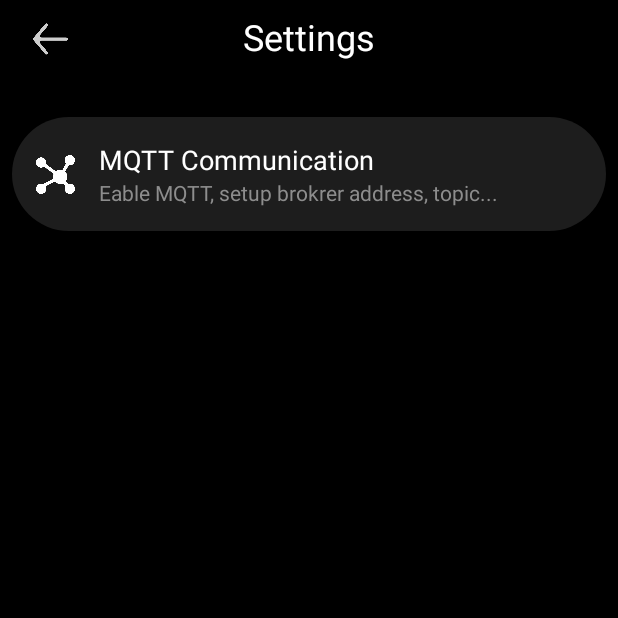
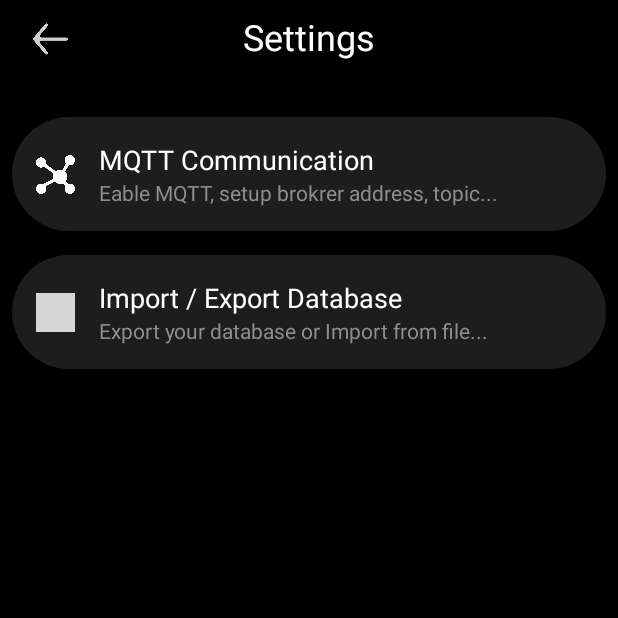
Before and after one commit to jakobkreft/LabLog, an Android app: the SettingsActivity screen opened directly, with no data from a screen before it, on a phone screen of 412 x 824 dp, the top half of it. Run offline under Robolectric (Android 15) with nearby library versions, the phone set to English and light mode, and no system bars; grey boxes are pictures that could not be loaded.

Commit message:
Import Export funcionality

```diff
--- a/app/src/main/java/si/uni_lj/fe/lablog/SettingsActivity.java
+++ b/app/src/main/java/si/uni_lj/fe/lablog/SettingsActivity.java
@@ -34,5 +34,12 @@ public class SettingsActivity extends AppCompatActivity {
             startActivity(intent);
         });
 
+        View ImportExportLayout = findViewById(R.id.ImportExportLayout);
+        ImportExportLayout.setOnClickListener(v -> {
+            Intent intent = new Intent(SettingsActivity.this, ImportExportSettingsActivity.class);
+            startActivity(intent);
+        });
+
+
     }
 }
--- a/app/src/main/res/layout/activity_new_key.xml
+++ b/app/src/main/res/layout/activity_new_key.xml
@@ -64,6 +64,8 @@
             android:layout_width="match_parent"
             android:layout_height="match_parent"
             android:hint="@string/key_name_hint"
+            android:paddingHorizontal="8dp"
+            app:boxBackgroundColor="#4A8C8C8C"
             app:boxBackgroundMode="outline"
             app:boxCornerRadiusBottomEnd="30dp"
             app:boxCornerRadiusBottomStart="30dp"
@@ -100,7 +102,8 @@
             android:id="@+id/spinner"
             android:layout_width="match_parent"
             android:layout_height="50dp"
-            android:entries="@array/key_type_options" />
+            android:entries="@array/key_type_options"
+            android:paddingHorizontal="8dp" />
 
     </LinearLayout>
 
--- a/app/src/main/res/layout/activity_settings.xml
+++ b/app/src/main/res/layout/activity_settings.xml
@@ -74,6 +74,55 @@
                 app:layout_constraintTop_toBottomOf="@+id/textView2" />
         </androidx.constraintlayout.widget.ConstraintLayout>
 
+
+
+        <androidx.constraintlayout.widget.ConstraintLayout
+            android:id="@+id/ImportExportLayout"
+            android:layout_width="match_parent"
+            android:layout_height="wrap_content"
+            android:layout_margin="8dp"
+            android:background="@drawable/settings_rounded_bg">
+
+            <TextView
+                android:id="@+id/textView4"
+                android:layout_width="wrap_content"
+                android:layout_height="wrap_content"
+                android:layout_marginStart="16dp"
+                android:layout_marginTop="16dp"
+                android:paddingRight="8dp"
+                android:text="Import / Export Database"
+                android:textColor="#FFFFFF"
+                android:textSize="18sp"
+                app:layout_constraintBottom_toBottomOf="parent"
+                app:layout_constraintStart_toEndOf="@+id/imageView3"
+                app:layout_constraintTop_toTopOf="parent"
+                app:layout_constraintVertical_bias="0.0" />
+
+            <ImageView
+                android:id="@+id/imageView3"
+                android:layout_width="26dp"
+                android:layout_height="26dp"
+                android:layout_marginStart="16dp"
+                app:tint="#FFFFFF"
+                app:layout_constraintBottom_toBottomOf="parent"
+                app:layout_constraintStart_toStartOf="parent"
+                app:layout_constraintTop_toTopOf="parent"
+                app:srcCompat="@drawable/ic_import_export" />
+
+            <TextView
+                android:id="@+id/textView5"
+                android:layout_width="wrap_content"
+                android:layout_height="wrap_content"
+                android:layout_marginStart="16dp"
+                android:layout_marginBottom="16dp"
+                android:paddingRight="8dp"
+                android:text="Export your database or Import from file..."
+                android:textColor="#8D8D8D"
+                app:layout_constraintBottom_toBottomOf="parent"
+                app:layout_constraintStart_toEndOf="@+id/imageView3"
+                app:layout_constraintTop_toBottomOf="@+id/textView4" />
+        </androidx.constraintlayout.widget.ConstraintLayout>
+
     </LinearLayout>
 
     <include
--- a/app/src/main/res/values/strings.xml
+++ b/app/src/main/res/values/strings.xml
@@ -40,6 +40,7 @@
     <string name="topic">Topic</string>
     <string name="send_icon">send icon</string>
     <string name="welcome_text">Welcome to Lablog. Press the \'Plus\' button in the bottom to create your first data entry. Your entries will show up here.</string>
+    <string name="import_export_data">Import / Export Data</string>
 
     <string-array name="key_type_options">
         <item>No Type</item>
```
Also changed, not shown: app/src/main/AndroidManifest.xml (+6 -4 lines), app/src/main/java/si/uni_lj/fe/lablog/ImportExportSettingsActivity.java (added, +266 -0 lines), app/src/main/java/si/uni_lj/fe/lablog/RecentKeysActivity.java (+17 -1 lines), app/src/main/res/layout/activity_import_export_settings.xml (added, +135 -0 lines).
